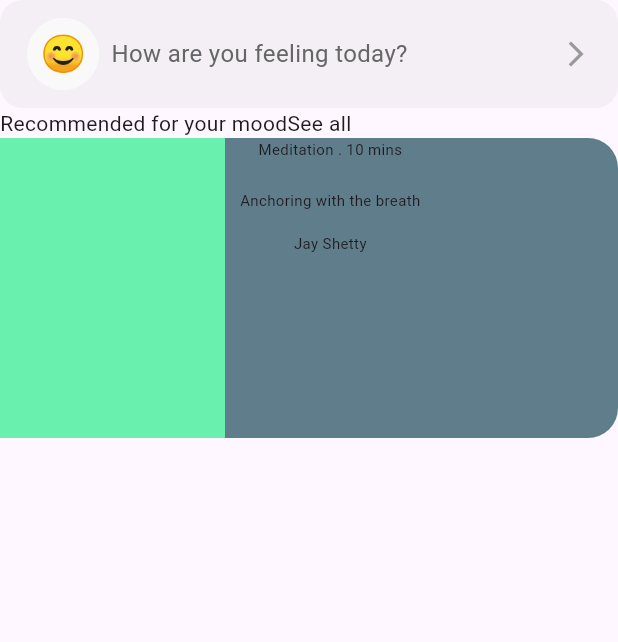
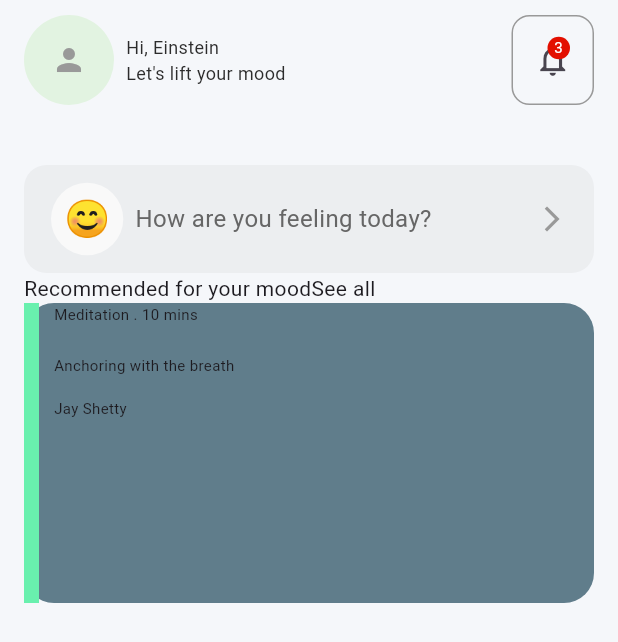
Before and after one commit to JoshuaOzibo/Mental_health_ui, a Flutter app: the RecommendedMoodPage screen opened directly, on a phone screen of 412 x 824 dp. Shown: the top 642 px of the screen. Run offline on Flutter 3.47's test engine with Material 3 defaults, Android fonts, the phone set to English and light mode, and no system bars.

Commit message:
refactor: improve code formatting and structure in HomeScreen and RecommendedMoodPage

```diff
--- a/lib/features/recommended_mood_page/components/feelingsCard.dart
+++ b/lib/features/recommended_mood_page/components/feelingsCard.dart
@@ -8,8 +8,8 @@ class FellingsCard extends StatelessWidget {
     required this.paragraphTwo,
   });
 
-  final paragraphOne;
-  final heading;
+  final String paragraphOne;
+  final String heading;
   final paragraphTwo;
 
   @override
@@ -25,10 +25,11 @@ class FellingsCard extends StatelessWidget {
         children: [
           Container(
             height: 200,
-            width: 150,
+            width: 10,
             decoration: BoxDecoration(color: Colors.greenAccent),
           ),
           Column(
+            crossAxisAlignment: CrossAxisAlignment.start,
             children: [
               Text(
                 paragraphOne,
--- a/lib/features/recommended_mood_page/screens/recommended_mood_page.dart
+++ b/lib/features/recommended_mood_page/screens/recommended_mood_page.dart
@@ -1,6 +1,7 @@
 import 'package:mental_health_mobile_app/features/home_page/components/feelings_button.dart';
 import 'package:flutter/material.dart';
 import 'package:mental_health_mobile_app/features/recommended_mood_page/components/feelingsCard.dart';
+import '../../../core/colors/nova_colors.dart';
 
 class RecommendedMoodPage extends StatelessWidget {
   const RecommendedMoodPage({super.key});
@@ -8,9 +9,88 @@ class RecommendedMoodPage extends StatelessWidget {
   @override
   Widget build(BuildContext context) {
     return Scaffold(
-      body: Column(
+      backgroundColor: NovaColors.backgroundLight,
+      appBar: AppBar(
+        leadingWidth: 300,
+        toolbarHeight: 80,
+        backgroundColor: NovaColors.backgroundLight,
+        leading: Row(
           mainAxisAlignment: MainAxisAlignment.start,
+          crossAxisAlignment: CrossAxisAlignment.center,
           children: [
+            Container(
+              margin: EdgeInsets.only(left: 16, right: 8),
+              width: 60,
+              height: 60,
+              decoration: BoxDecoration(
+                color: NovaColors.green,
+                shape: BoxShape.circle,
+              ),
+              child: Icon(Icons.person, color: NovaColors.iconGray),
+            ),
+
+            Column(
+              mainAxisAlignment: MainAxisAlignment.center,
+              crossAxisAlignment: CrossAxisAlignment.start,
+              children: [
+                Text(
+                  'Hi, Einstein',
+                  style: TextStyle(color: NovaColors.primaryText, fontSize: 12),
+                ),
+                Text(
+                  'Let\'s lift your mood',
+                  style: TextStyle(color: NovaColors.primaryText, fontSize: 12),
+                ),
+              ],
+            ),
+          ],
+        ),
+
+        actions: [
+          Container(
+            margin: EdgeInsets.only(right: 16),
+            // padding: EdgeInsets.symmetric(horizontal: 13, vertical: 18),
+            width: 55,
+            height: 60,
+            decoration: BoxDecoration(
+              border: Border.all(color: NovaColors.iconGray),
+              borderRadius: BorderRadius.circular(12),
+            ),
+            child: Center(
+              child: Stack(
+                clipBehavior: Clip.none,
+                children: [
+                  Icon(Icons.notifications_none_outlined, size: 25),
+                  Positioned(
+                    right: 1,
+                    top: -3,
+                    child: Container(
+                      width: 15,
+                      height: 15,
+                      decoration: BoxDecoration(
+                        color: const Color.fromARGB(255, 227, 15, 0),
+                        shape: BoxShape.circle,
+                      ),
+
+                      child: Text(
+                        '3',
+                        style: TextStyle(fontSize: 10, color: Colors.white),
+                        textAlign: TextAlign.center,
+                      ),
+                    ),
+                  ),
+                ],
+              ),
+            ),
+          ),
+        ],
+      ),
+      body: Container(
+          padding: EdgeInsets.symmetric(horizontal: 16),
+        child: Column(
+          crossAxisAlignment: CrossAxisAlignment.start,
+          children: [
+            SizedBox(height: 30),
             FellingsButton(
               icon: Icons.arrow_forward_ios,
               onPressed: () => {},
@@ -31,6 +111,7 @@ class RecommendedMoodPage extends StatelessWidget {
             ),
           ],
         ),
+      ),
     );
   }
 }
```
Also changed, not shown: lib/features/home_page/screens/home_screen.dart (+25 -6 lines). Lines whose indentation alone changed are shown as unchanged.
